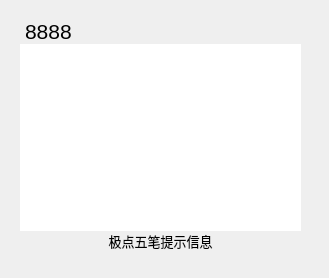
Old version of the form src/panel/src/inputwin.ui in the repository GXDE-OS/freewb.
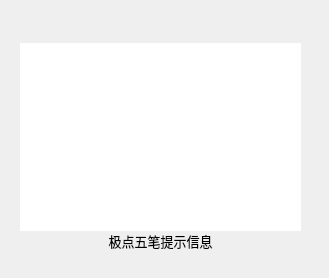
New version of the form. Icons and pictures are not drawn.

Commit message:
fix(ui): 修复候选词显示的问题
1.修复只传label，text为空时，ui崩溃的问题
2.ui构建候选词，只依赖text，不再依赖label，序号通过text的index和配置文件中的分隔符组合生成
3.移除预编辑词的默认值，修复预编辑词为空时，显示8888的问题

Task: #605565
Severity: Moderate

The edit to the form file:
```diff
--- a/src/panel/src/inputwin.ui
+++ b/src/panel/src/inputwin.ui
@@ -209,7 +209,7 @@
                      <string notr="true"/>
                     </property>
                     <property name="text">
-                     <string>8888</string>
+                     <string/>
                     </property>
                     <property name="textFormat">
                      <enum>Qt::AutoText</enum>
```
The commit also changes 1 other file.
